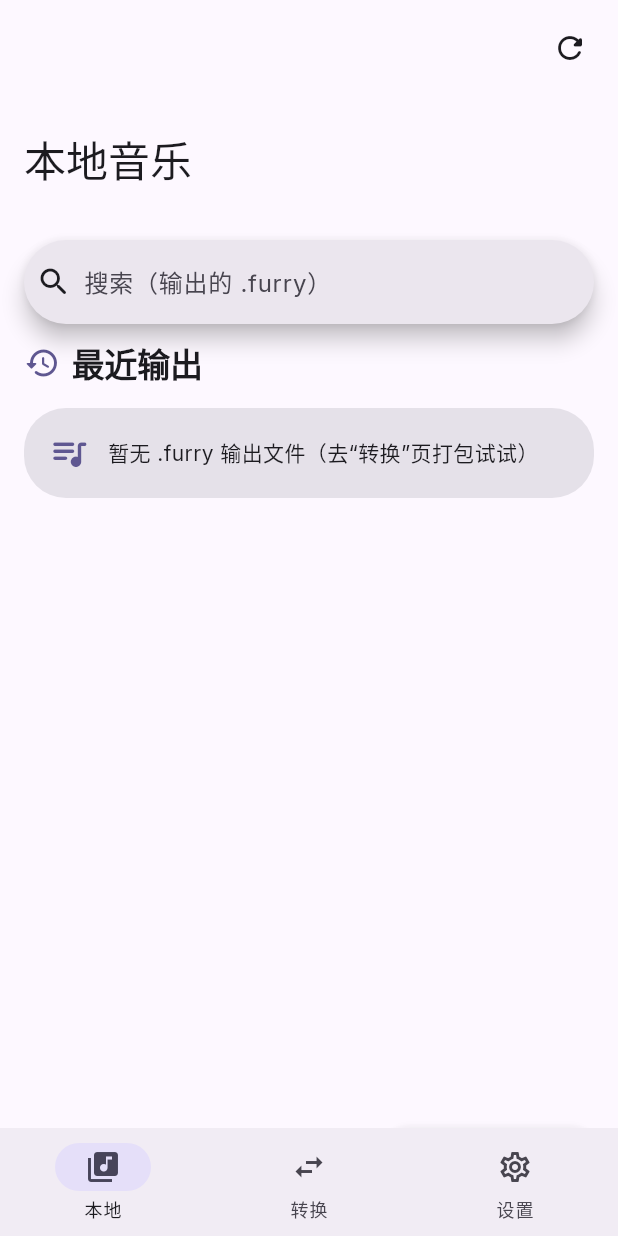
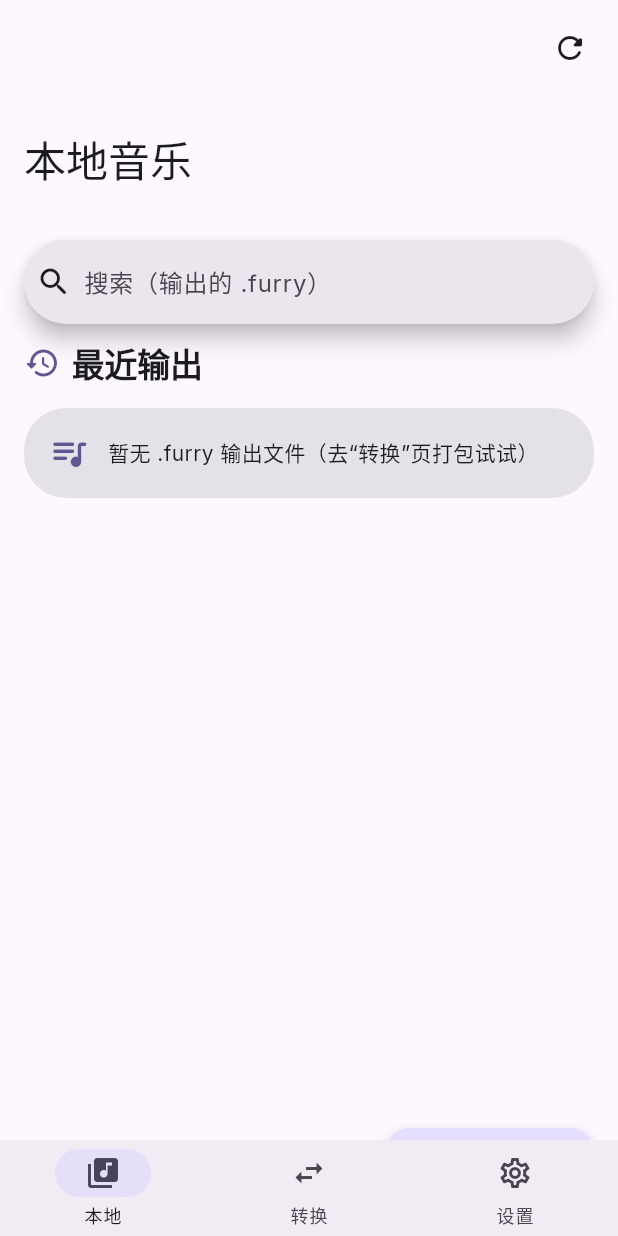
Before and after one commit to WeiFurryovo/Furry-Player-Flutter, a Flutter app: the screen it shows after launch, on a phone screen of 412 x 824 dp. Run offline on Flutter 3.47's test engine with Material 3 defaults, Android fonts, the phone set to English and light mode, and no system bars; drawn by our look-alikes of dynamic_color; our stand-ins replace audio_service, file_picker, google_fonts, just_audio; missing offline and left inert: audio_session, dart:ffi, dbus, smtc_windows.

Commit message:
ui: reduce bottom navigation bar height

```diff
--- a/apps/furry_flutter/templates/lib/main.dart
+++ b/apps/furry_flutter/templates/lib/main.dart
@@ -479,7 +479,7 @@ class _ExpressiveTheme {
         textColor: scheme.onSurface,
       ),
       navigationBarTheme: NavigationBarThemeData(
-        height: 72,
+        height: 64,
         labelBehavior: NavigationDestinationLabelBehavior.alwaysShow,
         backgroundColor: scheme.surfaceContainer,
         indicatorColor: scheme.secondaryContainer,
@@ -577,7 +577,7 @@ class _AppShellState extends State<AppShell> with WidgetsBindingObserver {
           label: '设置'),
     ];
 
-    const navBarHeight = 72.0;
+    const navBarHeight = 64.0;
     final bottomInset = MediaQuery.of(context).padding.bottom;
 
     return LayoutBuilder(
```
